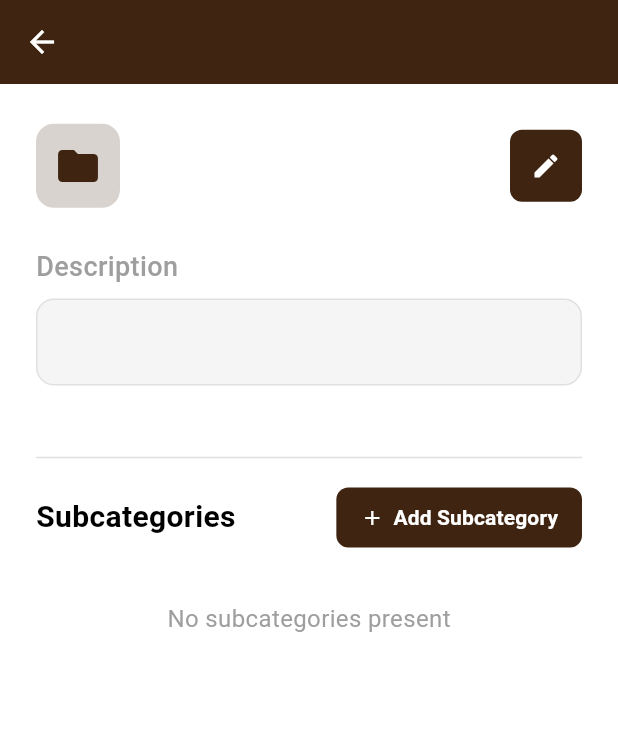
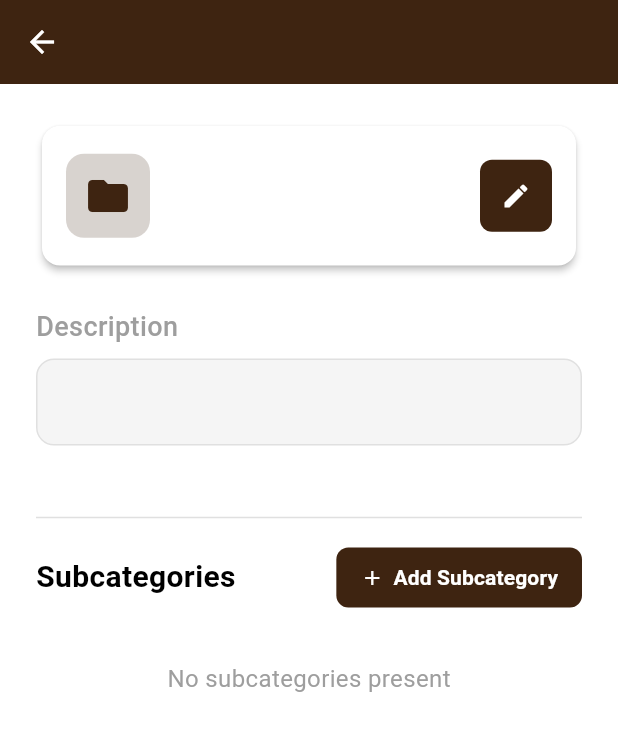
Before and after one commit to hamdiqbal/pass_manager, a Flutter app: the MasterBranchDetailPage screen opened directly with empty values, on a phone screen of 412 x 824 dp. Shown: the top 731 px of the screen. Run offline on Flutter 3.47's test engine with Material 3 defaults, Android fonts, the phone set to English and light mode, and no system bars; our stand-ins replace cloud_firestore, firebase_auth, firebase_core, local_auth, shared_preferences; accounts and stored records are empty.

Commit message:
cards of added

```diff
--- a/lib/pages/master_branch_detail_page.dart
+++ b/lib/pages/master_branch_detail_page.dart
@@ -84,8 +84,16 @@ class _MasterBranchDetailPageState extends State<MasterBranchDetailPage> with Wi
             child: Column(
               crossAxisAlignment: CrossAxisAlignment.start,
               children: [
-                // Header with edit button
-                Row(
+                // Master Branch Details Card
+                Card(
+                  color: Colors.white,
+                  elevation: 2,
+                  shape: RoundedRectangleBorder(
+                    borderRadius: BorderRadius.circular(12),
+                  ),
+                  child: Padding(
+                    padding: const EdgeInsets.all(16.0),
+                    child: Row(
                       mainAxisAlignment: MainAxisAlignment.spaceBetween,
                       children: [
                         Expanded(
@@ -147,6 +155,8 @@ class _MasterBranchDetailPageState extends State<MasterBranchDetailPage> with Wi
                           ),
                         ),
                       ],
+                    ),
+                  ),
                 ),
                 const SizedBox(height: 24),
                 const Text(
```
Also changed, not shown: lib/pages/subcategory_detail_page.dart (+12 -2 lines). Lines whose indentation alone changed are shown as unchanged.
